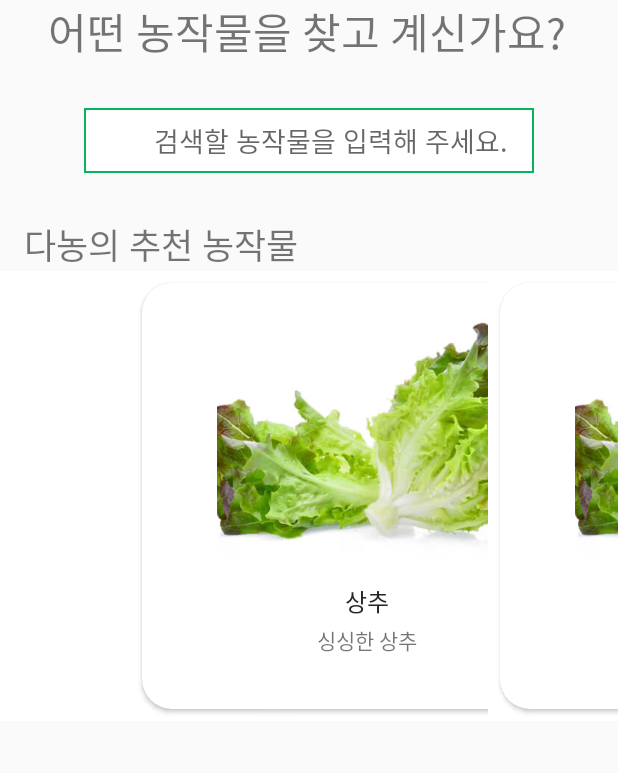
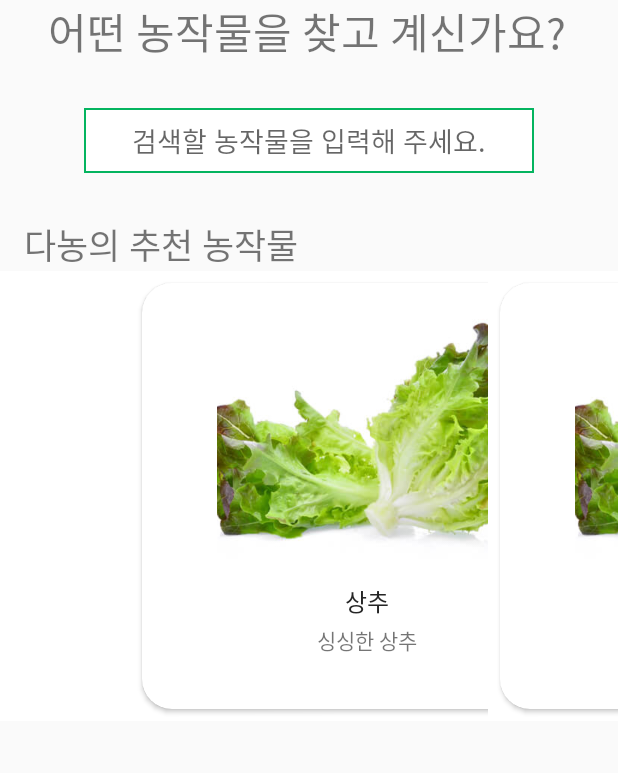
Before and after one commit to CSID-DGU/2019-2-CCD-Dongguk-4, an Android app: the FirstpageActivity screen opened directly, with no data from a screen before it, on a phone screen of 412 x 824 dp, the part 279-1052 px from its top. Run offline under Robolectric (Android 15) with nearby library versions, the phone set to English and light mode, and no system bars; our stand-ins replace Firebase (no records; nobody signed in at launch, a user with empty details on screens opened directly); libraries missing offline, so code that uses them is left out: com.firebase.ui; pictures from the network do not load.

Commit message:
첫 화면 검색창 수정

```diff
--- a/app/src/main/res/layout/activity_firstpage.xml
+++ b/app/src/main/res/layout/activity_firstpage.xml
@@ -38,7 +38,6 @@
             android:enabled="false"
             android:gravity="center"
             android:hint="검색할 농작물을 입력해 주세요."
-            android:paddingLeft="30dp"
             android:paddingTop="8dp"
             android:paddingBottom="8dp" />
 
```
